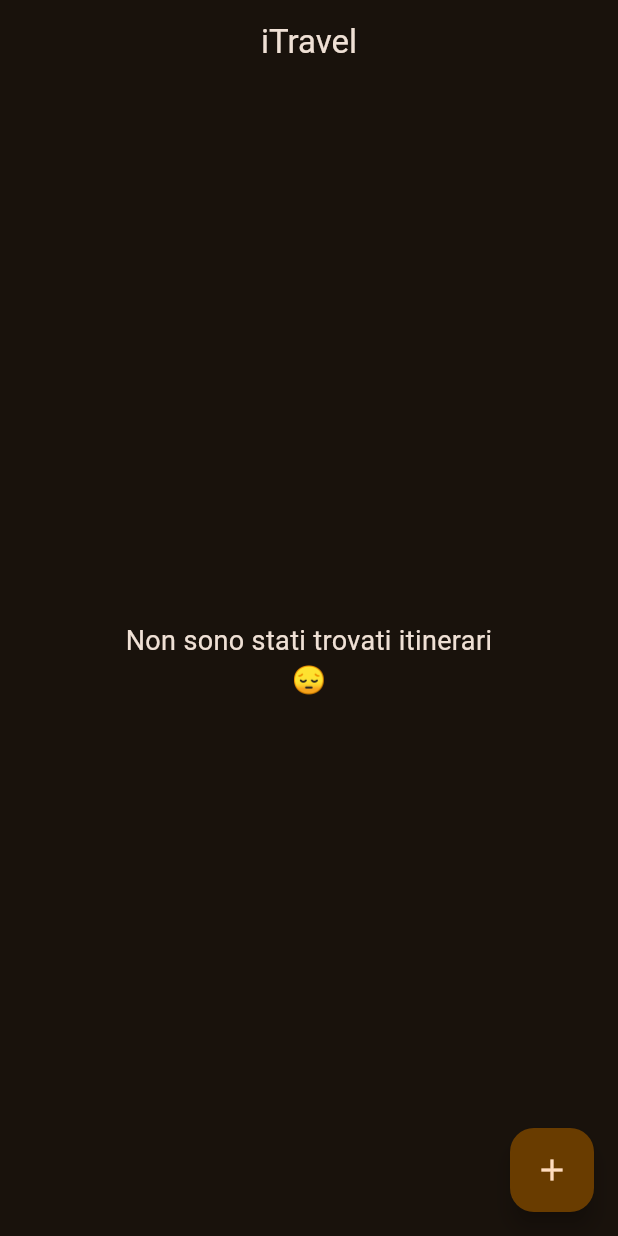
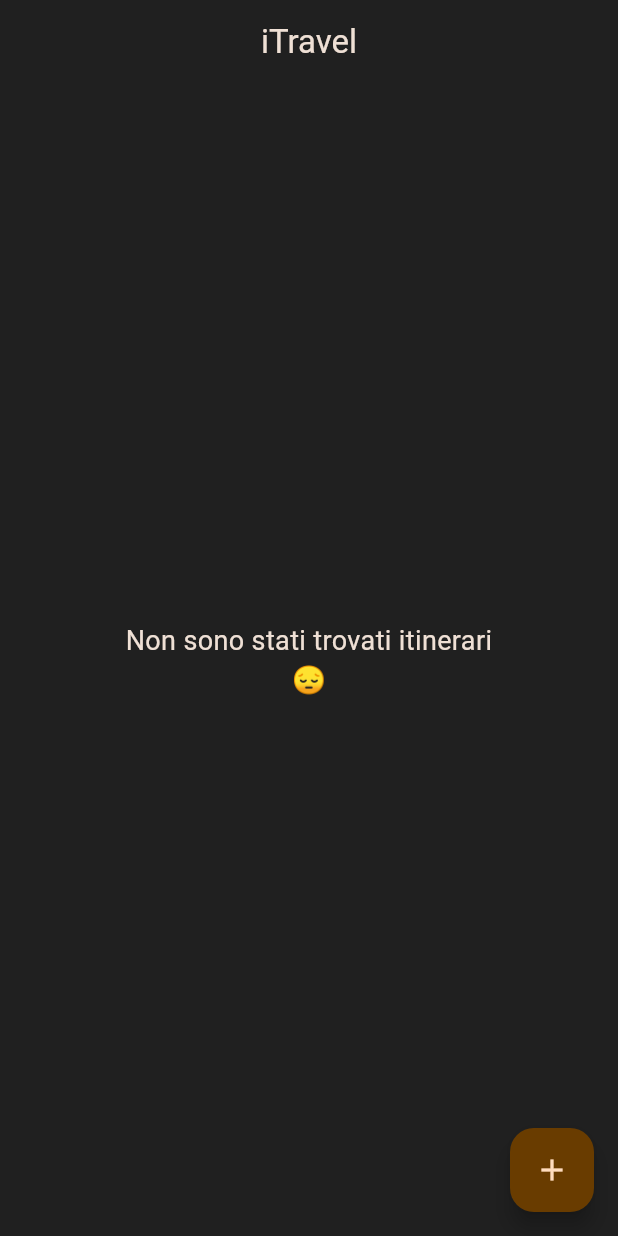
Before and after one commit to IsD4n73/iTravel-Plan, a Flutter app: the screen it shows after launch, on a phone screen of 412 x 824 dp. Run offline on Flutter 3.47's test engine with Material 3 defaults, Android fonts, the phone set to English and light mode, and no system bars; our stand-ins replace bot_toast, hive, syncfusion_flutter_datepicker, timelines_plus; accounts and stored records are empty.

Commit message:
Update main.dart

```diff
--- a/lib/main.dart
+++ b/lib/main.dart
@@ -32,6 +32,10 @@ class MyApp extends StatelessWidget {
       builder: BotToastInit(),
       navigatorObservers: [BotToastNavigatorObserver()],
       theme: ThemeData(
+        scaffoldBackgroundColor: const Color(0xff202020),
+        appBarTheme: AppBarTheme(
+          backgroundColor: const Color(0xff202020),
+        ),
         brightness: Brightness.dark,
         colorScheme: ColorScheme.fromSeed(
           seedColor: Colors.orange,
```
